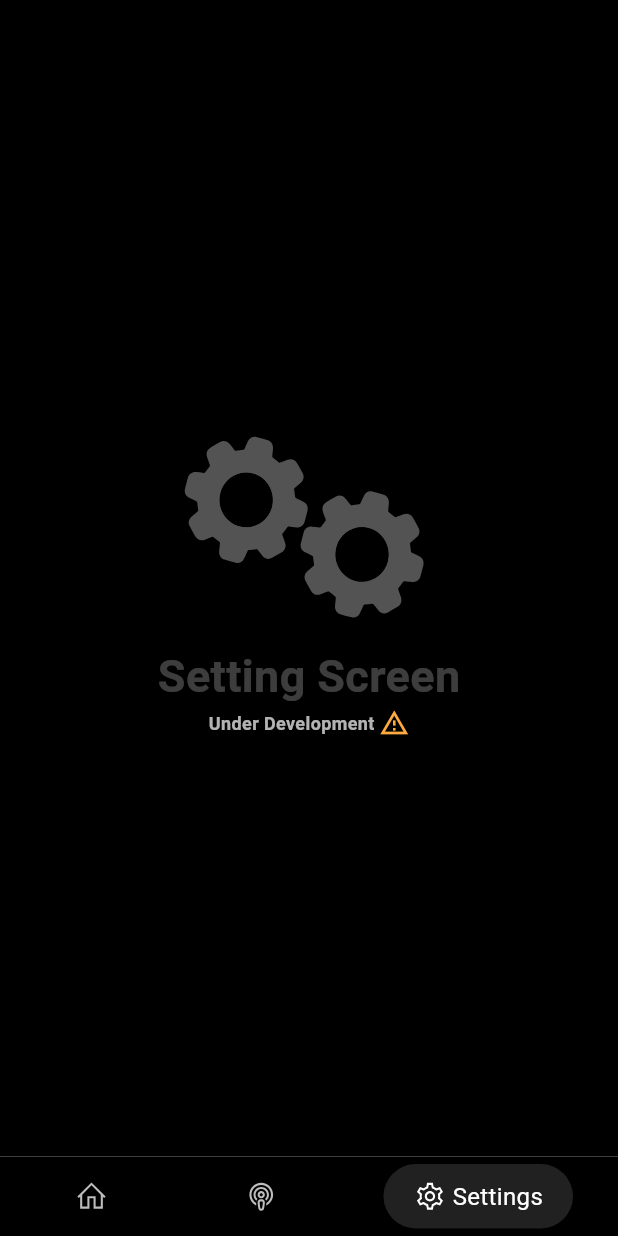
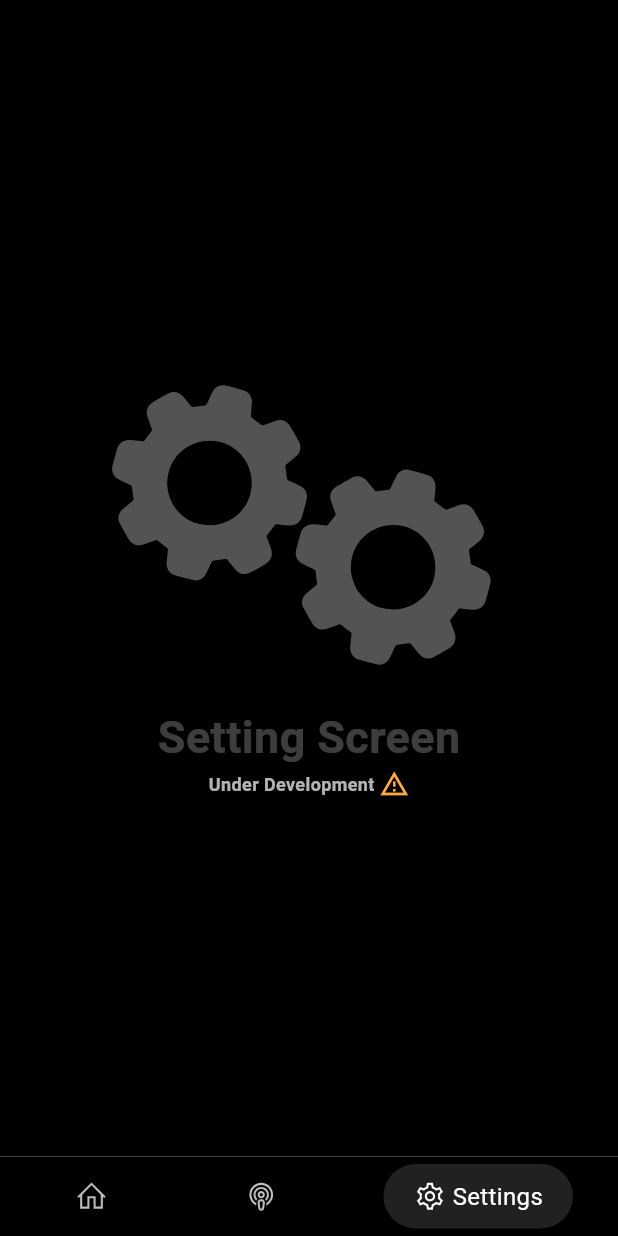
Before and after one commit to Pavitra554/IOT_App, a Flutter app: the screen it shows after launch, on a phone screen of 412 x 824 dp. Run offline on Flutter 3.47's test engine with Material 3 defaults, Android fonts, the light colour scheme and no system bars; drawn by our look-alikes of google_nav_bar; our stand-ins replace line_icons, lottie, simple_gradient_text.

Commit message:
FIX:ui fixes

```diff
--- a/lib/screens/home.dart
+++ b/lib/screens/home.dart
@@ -21,9 +21,7 @@ class _HomeState extends State<Home> {
               children: [
                 Lottie.asset(
                   'assets/error.json',
-                  width: 260,
-                  height: 150,
-                  fit: BoxFit.fill,
+                  fit: BoxFit.cover,
                 ),
                 const Text(
                   'Home Screen',
--- a/lib/screens/settings.dart
+++ b/lib/screens/settings.dart
@@ -21,9 +21,7 @@ class _SettingsState extends State<Settings> {
               children: [
                 Lottie.asset(
                   'assets/error.json',
-                  width: 260,
-                  height: 150,
-                  fit: BoxFit.fill,
+                  fit: BoxFit.cover,
                 ),
                 const Text(
                   'Setting Screen',
```
